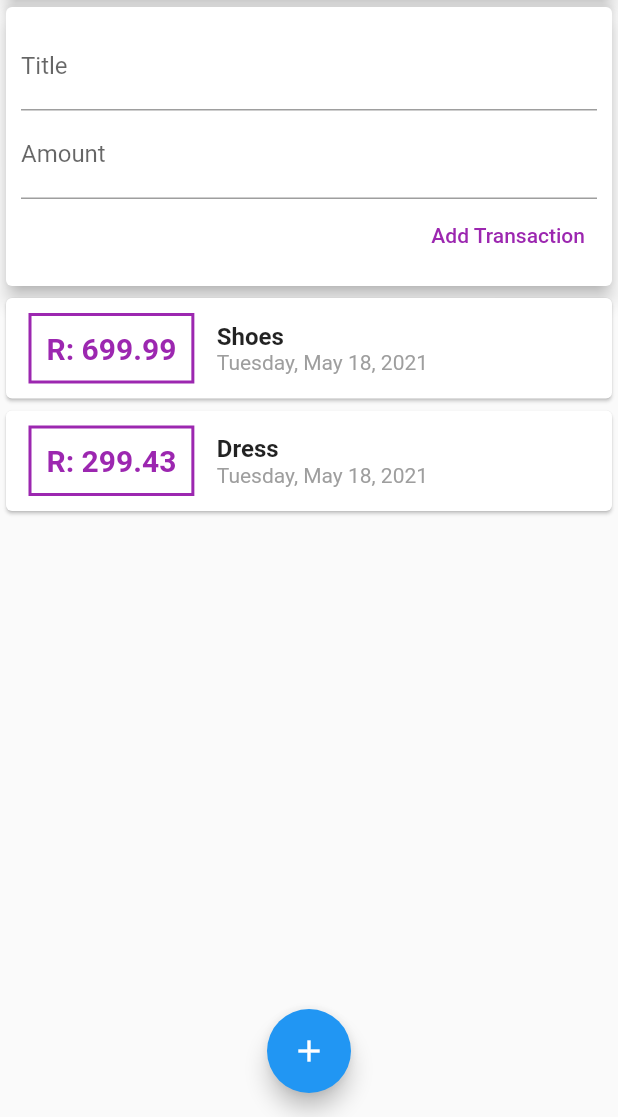
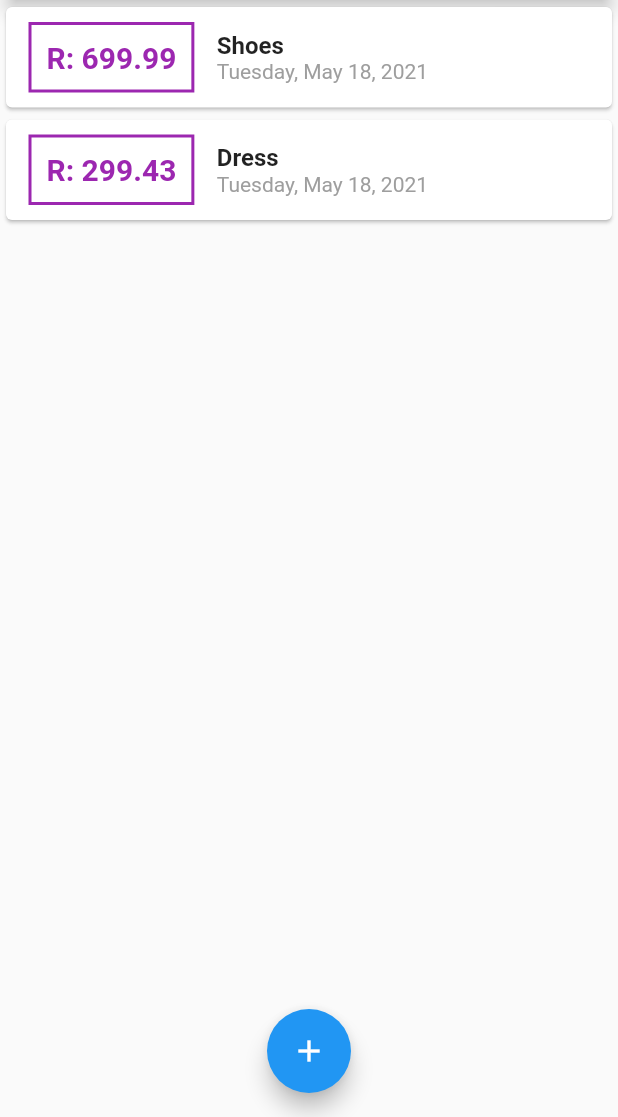
Before and after one commit to DuncanMoyo/effective-adventure, a Flutter app: the screen it shows after launch, on a phone screen of 412 x 824 dp, the part 119-1236 px from its top. Run offline on Flutter 3.47's test engine with Material 2 defaults, Android fonts, the phone set to English and light mode, and no system bars.

```diff
--- a/lib/main.dart
+++ b/lib/main.dart
@@ -1,4 +1,8 @@
-import './widgets/user_transactions.dart';
+import './widgets/transaction_list.dart';
+
+import './models/transaction.dart';
+
+import './widgets/new_transaction.dart';
 import 'package:flutter/material.dart';
 
 void main() {
@@ -18,9 +22,49 @@ class MyApp extends StatelessWidget {
   }
 }
 
-class MyHomePage extends StatelessWidget {
-  // String titleInput;
-  // String amountInput;
+class MyHomePage extends StatefulWidget {
+
+  @override
+  _MyHomePageState createState() => _MyHomePageState();
+}
+
+class _MyHomePageState extends State<MyHomePage> {
+
+   final List<Transaction> _userTransactions = [
+    Transaction(
+      id: 't1',
+      title: 'Shoes',
+      amount: 699.99,
+      date: DateTime.now(),
+    ),
+    Transaction(
+      id: 't2',
+      title: 'Dress',
+      amount: 299.43,
+      date: DateTime.now(),
+    ),
+  ];
+
+  void _addNewTransaction(String txtitle, double txamount) {
+    final newTx = Transaction(
+      title: txtitle,
+      amount: txamount,
+      date: DateTime.now(),
+      id: DateTime.now().toString(),
+    );
+
+    setState(() {
+      _userTransactions.add(newTx);
+    });
+  }
+
+
+
+  void _startAddNewTransaction(BuildContext ctx) {
+    showModalBottomSheet(context: ctx, builder: (_) {
+      return NewTransaction(_addNewTransaction,);
+    });
+  }
 
   @override
   Widget build(BuildContext context) {
@@ -30,7 +74,7 @@ class MyHomePage extends StatelessWidget {
         actions: [
           IconButton(
             icon: Icon(Icons.add),
-            onPressed: () {},
+            onPressed: () => _startAddNewTransaction(context),
           )
         ],
       ),
@@ -46,14 +90,14 @@ class MyHomePage extends StatelessWidget {
                 elevation: 5,
               ),
             ),
-            UserTransactions(),
+            TransactionList(_userTransactions),
           ],
         ),
       ),
       floatingActionButtonLocation: FloatingActionButtonLocation.centerFloat,
       floatingActionButton: FloatingActionButton(
         child: Icon(Icons.add),
-        onPressed: () {},
+        onPressed: () => _startAddNewTransaction(context),
       ),
     );
   }
--- a/lib/widgets/user_transactions.dart
+++ /dev/null
@@ -1,50 +0,0 @@
-import '../models/transaction.dart';
-
-import '../widgets/new_transaction.dart';
-import '../widgets/transaction_list.dart';
-import 'package:flutter/material.dart';
-
-class UserTransactions extends StatefulWidget {
-  @override
-  _UserTransactionsState createState() => _UserTransactionsState();
-}
-
-class _UserTransactionsState extends State<UserTransactions> {
-  final List<Transaction> _userTransactions = [
-    Transaction(
-      id: 't1',
-      title: 'Shoes',
-      amount: 699.99,
-      date: DateTime.now(),
-    ),
-    Transaction(
-      id: 't2',
-      title: 'Dress',
-      amount: 299.43,
-      date: DateTime.now(),
-    ),
-  ];
-
-  void _addNewTransaction(String txtitle, double txamount) {
-    final newTx = Transaction(
-      title: txtitle,
-      amount: txamount,
-      date: DateTime.now(),
-      id: DateTime.now().toString(),
-    );
-
-    setState(() {
-      _userTransactions.add(newTx);
-    });
-  }
-
-  @override
-  Widget build(BuildContext context) {
-    return Column(
-      children: [
-        NewTransaction(_addNewTransaction),
-        TransactionList(_userTransactions),
-      ],
-    );
-  }
-}
```
